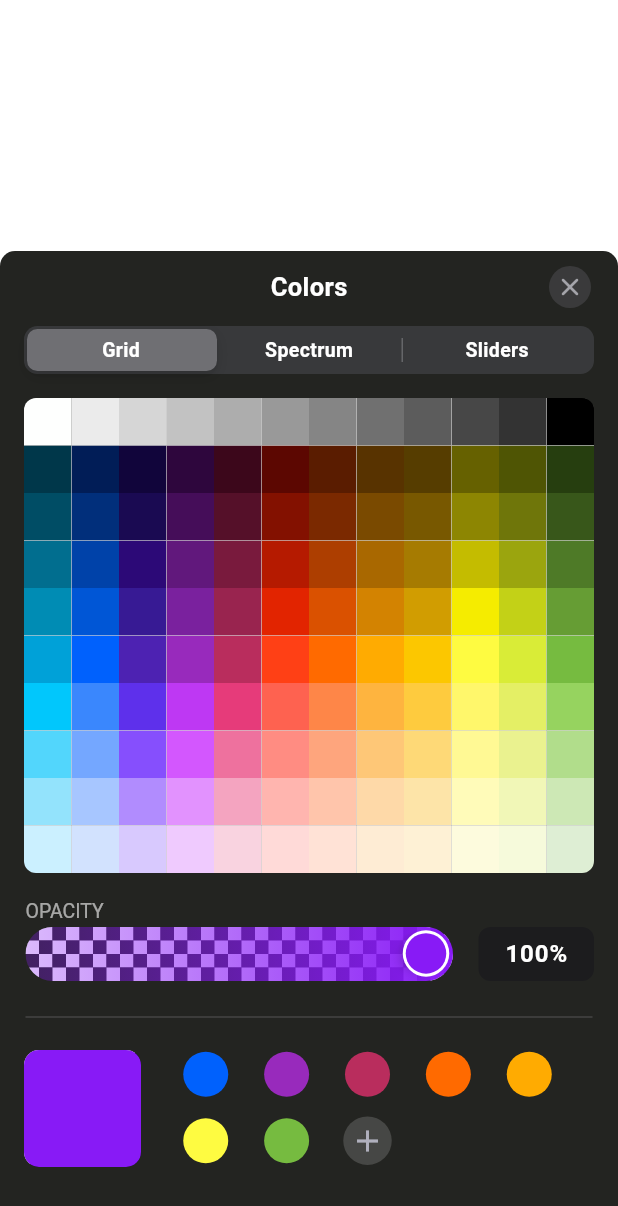
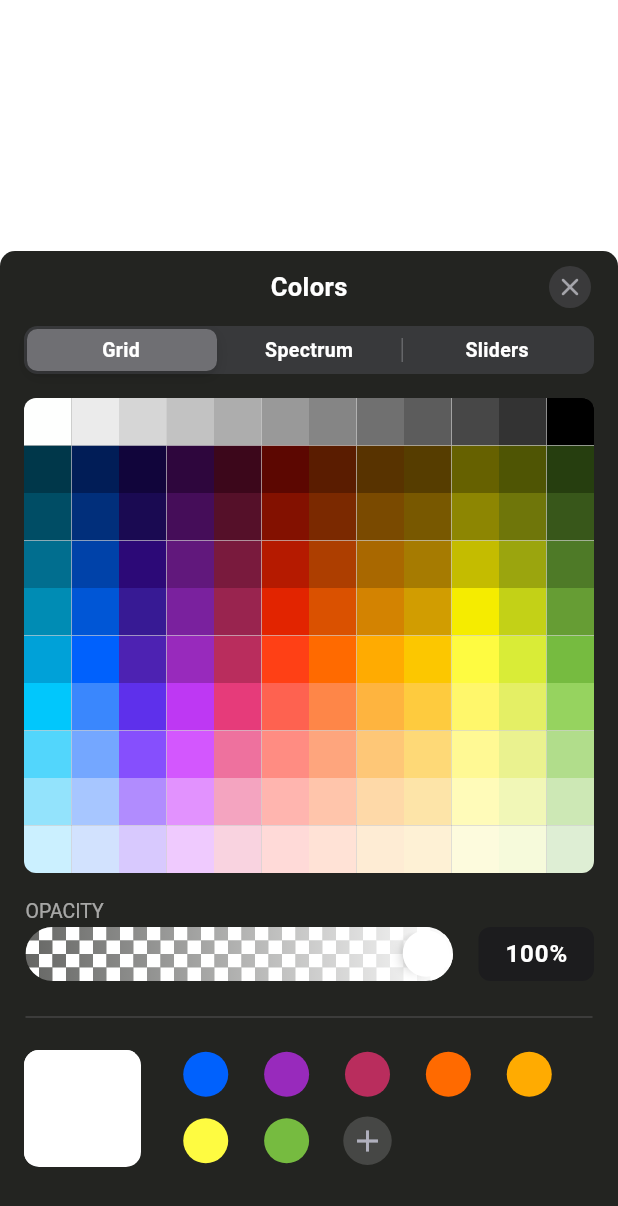
Before and after one commit to mokhselim/ios_color_picker, a Flutter app: the screen it shows after launch, after a tap on "SelectColor", on a phone screen of 412 x 824 dp. Shown: the top 1206 px of the screen. Run offline on Flutter 3.47's test engine with Material 3 defaults, Android fonts, the phone set to English and light mode, and no system bars; our stand-ins replace shared_preferences, smooth_page_indicator; missing offline and left inert: super_tooltip.

```diff
--- a/lib/ios_color_picker/color_observer.dart
+++ b/lib/ios_color_picker/color_observer.dart
@@ -1,7 +1,8 @@
 import 'package:flutter/cupertino.dart';
+import 'package:flutter/material.dart';
 
 
-ColorController colorController = ColorController(Color(0xff881AF6));
+ColorController colorController = ColorController(Colors.white);
 
 ///Observer Class
 class ColorController extends ValueNotifier<Color> {
```
Also changed, not shown: example/pubspec.lock.
